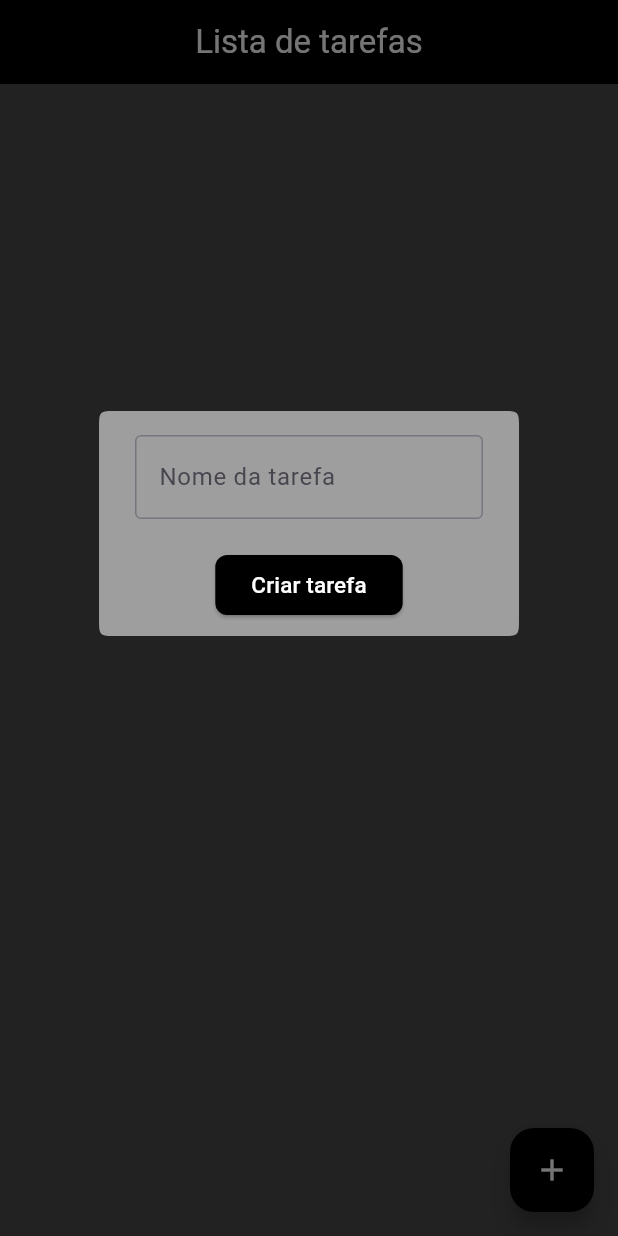
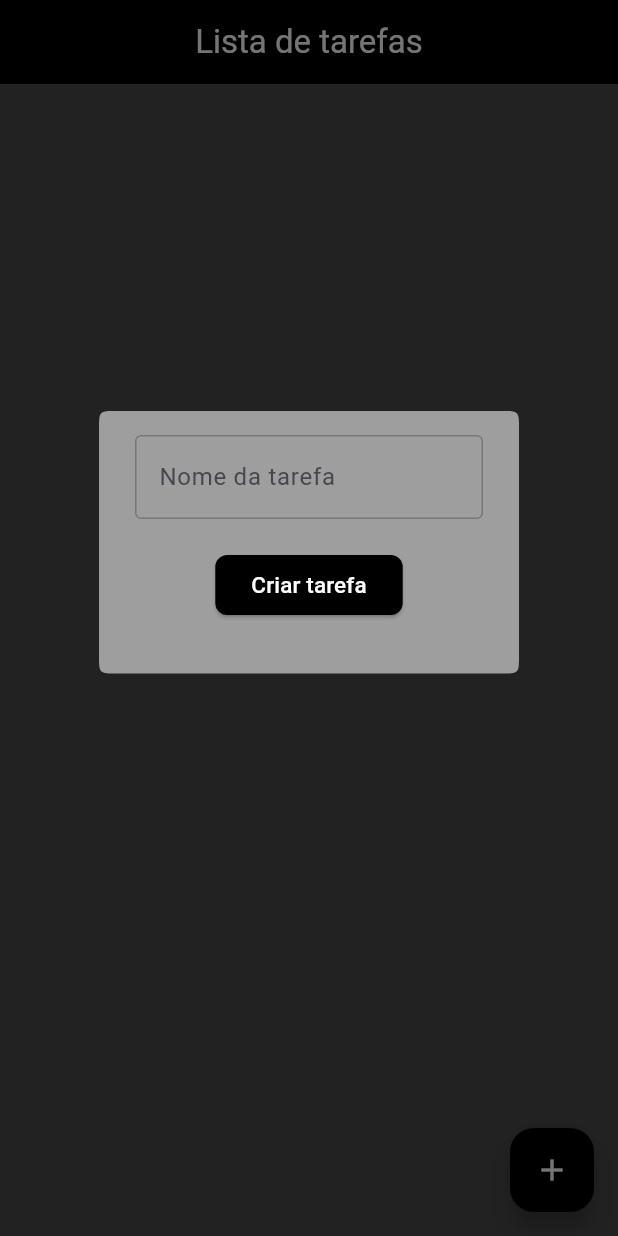
Before and after one commit to IGDSCI/LISTA-TAREFAS-FLUTTER, a Flutter app: the screen it shows after launch, after a tap on the "add" icon, on a phone screen of 412 x 824 dp. Run offline on Flutter 3.47's test engine with Material 3 defaults, Android fonts, the phone set to English and light mode, and no system bars.

Commit message:
Lista de tarefas finalizado

```diff
--- a/lib/home_page.dart
+++ b/lib/home_page.dart
@@ -48,7 +48,8 @@ class _HomePageStfState extends State<HomePageStf> {
                   borderRadius: BorderRadius.circular(12)),
               backgroundColor: Colors.grey,
               content: SizedBox(
-                height: 110,
+                height: 135,
+                child: SingleChildScrollView(
                   child: Column(children: [
                     TextField(
                       controller: _controller,
@@ -81,6 +82,7 @@ class _HomePageStfState extends State<HomePageStf> {
                       ),
                     )
                   ]),
+                ),
               ),
             ),
           ),
```
Lines whose indentation alone changed are shown as unchanged.
